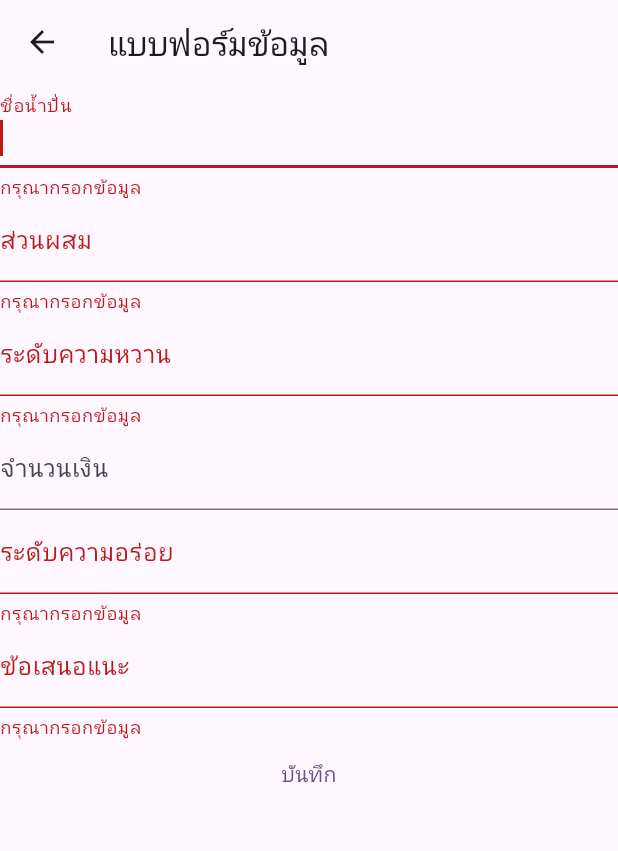
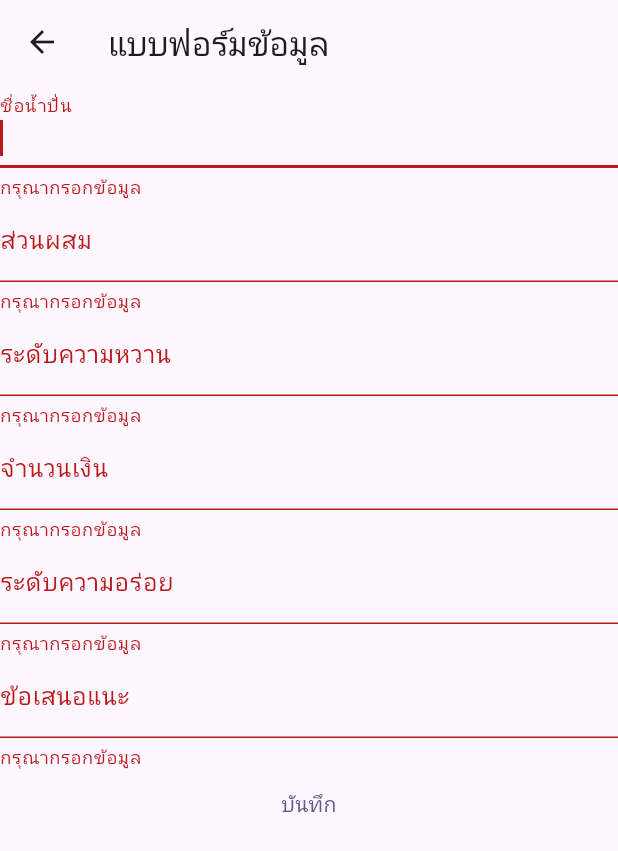
Before and after one commit to phonchai01/Project2ma, a Flutter app: the FormScreen screen opened directly, after a tap on "บันทึก", on a phone screen of 412 x 824 dp. Shown: the top 851 px of the screen. Run offline on Flutter 3.47's test engine with Material 3 defaults, Android fonts, the phone set to English and light mode, and no system bars; our stand-ins replace sembast.

```diff
--- a/lib/models/transactions.dart
+++ b/lib/models/transactions.dart
@@ -1,20 +1,19 @@
 class Transactions {
-  // final String id;
+  final String id; // Add an id field to identify the transaction
   final String title;
   final String amount;
+  final String mix;
   final String lvSweet;
-  final String mix;
   final String lvTasty;
   final String suggest;
   final DateTime date;
 
-
   Transactions({
-    // required this.id,
+    required this.id, // Make id a required parameter
     required this.title,
     required this.amount,
+    required this.mix,
     required this.lvSweet,
-    required this.mix,
     required this.lvTasty,
     required this.suggest,
     required this.date,
--- a/lib/provider/transaction_provider.dart
+++ b/lib/provider/transaction_provider.dart
@@ -9,9 +9,9 @@ class TransactionProvider with ChangeNotifier {
     return transactions;
   }
 
-  void addTransaction(Transactions transaction) async{
+  void addTransaction(Transactions transaction) async {
     var db = await TransactionDB(dbName: 'transactions.db').openDatabase();
-    transactions.insert(0,transaction);
+    transactions.insert(0, transaction);
     notifyListeners();
   }
 
--- a/lib/screens/form_screen.dart
+++ b/lib/screens/form_screen.dart
@@ -2,6 +2,7 @@ import 'package:simple_app/models/transactions.dart';
 import 'package:flutter/material.dart';
 import 'package:provider/provider.dart';
 import 'package:simple_app/provider/transaction_provider.dart';
+import 'package:uuid/uuid.dart';
 
 class FormScreen extends StatelessWidget {
   FormScreen({super.key});
@@ -16,7 +17,6 @@ class FormScreen extends StatelessWidget {
 
   @override
   Widget build(BuildContext context) {
-
     return Scaffold(
       appBar: AppBar(
         title: const Text('แบบฟอร์มข้อมูล'),
@@ -35,6 +35,7 @@ class FormScreen extends StatelessWidget {
                 if (str!.isEmpty) {
                   return 'กรุณากรอกข้อมูล';
                 }
+                return null;
               },
             ),
             TextFormField(
@@ -46,6 +47,7 @@ class FormScreen extends StatelessWidget {
                 if (str!.isEmpty) {
                   return 'กรุณากรอกข้อมูล';
                 }
+                return null;
               },
             ),
             TextFormField(
@@ -57,6 +59,7 @@ class FormScreen extends StatelessWidget {
                 if (str!.isEmpty) {
                   return 'กรุณากรอกข้อมูล';
                 }
+                return null;
               },
             ),
             TextFormField(
@@ -66,14 +69,14 @@ class FormScreen extends StatelessWidget {
               keyboardType: TextInputType.number,
               controller: amountController,
               validator: (String? input) {
-                    try {
-                      String amount = (input!);
-                      if (amount == int ) {
-                        return 'กรุณากรอกข้อมูลมากกว่า 0 คำ';
+                if (input == null || input.isEmpty) {
+                  return 'กรุณากรอกข้อมูล';
                 }
-                    } catch (e) {
-                      return 'กรุณากรอกข้อมูลเป็นข้อความ';
+                final amount = int.tryParse(input);
+                if (amount == null || amount <= 0) {
+                  return 'กรุณากรอกข้อมูลมากกว่า 0';
                 }
+                return null;
               },
             ),
             TextFormField(
@@ -85,6 +88,7 @@ class FormScreen extends StatelessWidget {
                 if (str!.isEmpty) {
                   return 'กรุณากรอกข้อมูล';
                 }
+                return null;
               },
             ),
             TextFormField(
@@ -96,33 +100,37 @@ class FormScreen extends StatelessWidget {
                 if (str!.isEmpty) {
                   return 'กรุณากรอกข้อมูล';
                 }
+                return null;
               },
             ),
             TextButton(
               child: const Text('บันทึก'),
               onPressed: () {
-                          if (formKey.currentState!.validate())
-                            {
-                              // create transaction data object
+                if (formKey.currentState!.validate()) {
+                  var uuid = Uuid();
+                  String id = uuid.v4();
+
                   var statement = Transactions(
+                    id: id,
                     title: titleController.text,
-                                  amount: (amountController.text),
-                                  mix: (mixController.text),
-                                  lvSweet: (lvSweetController.text),
-                                  lvTasty: (lvTastyController.text),
-                                  suggest: (suggestController.text),
-                                  date: DateTime.now()
+                    amount: amountController.text,
+                    mix: mixController.text,
+                    lvSweet: lvSweetController.text,
+                    lvTasty: lvTastyController.text,
+                    suggest: suggestController.text,
+                    date: DateTime.now(),
                   );
 
-                              // add transaction data object to provider
                   var provider = Provider.of<TransactionProvider>(context, listen: false);
-
                   provider.addTransaction(statement);
 
                   Navigator.pop(context);
                 }
-                        })
+              },
+            )
           ],
-            )));
+        ),
+      ),
+    );
   }
 }
--- a/pubspec.yaml
+++ b/pubspec.yaml
@@ -41,6 +41,7 @@ dependencies:
   path_provider: ^2.1.4
   path: ^1.9.0
   sqflite: ^2.3.3+2
+  uuid: ^4.5.1
 
 dev_dependencies:
   flutter_test:
```
Also changed, not shown: lib/main.dart (+19 -24 lines), pubspec.lock. Lines whose indentation alone changed are shown as unchanged.
